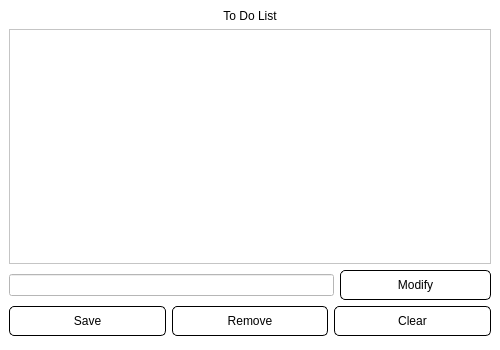
The window that _uiFiles/modify_sub_eng.ui (Non-duality/-) describes before a commit, drawn with Qt 5.
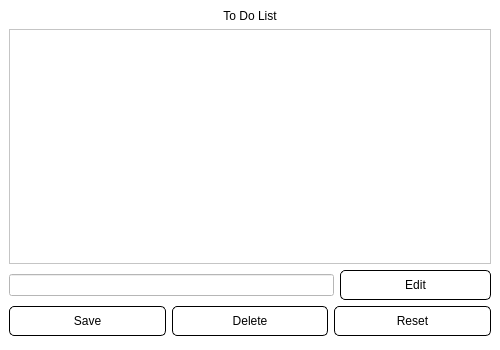
The same window after the commit.

```diff
--- a/_uiFiles/modify_sub_eng.ui
+++ b/_uiFiles/modify_sub_eng.ui
@@ -105,7 +105,7 @@
 border-color: rgb(0, 0, 0);</string>
         </property>
         <property name="text">
-         <string>Modify</string>
+         <string>Edit</string>
         </property>
        </widget>
       </item>
@@ -163,7 +163,7 @@
 border-color: rgb(0, 0, 0);</string>
         </property>
         <property name="text">
-         <string>Remove</string>
+         <string>Delete</string>
         </property>
        </widget>
       </item>
@@ -190,7 +190,7 @@
 border-color: rgb(0, 0, 0);</string>
         </property>
         <property name="text">
-         <string>Clear</string>
+         <string>Reset</string>
         </property>
        </widget>
       </item>
```
